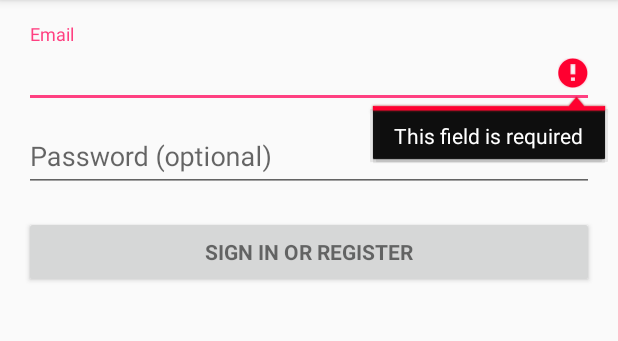
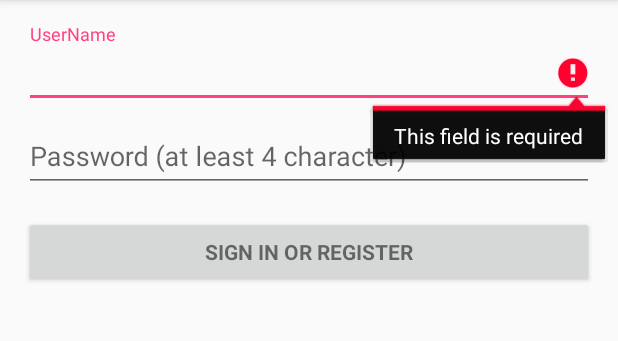
Before and after one commit to Jacksgong/grpc-android-kotlin, an Android app: the screen it shows after launch (LoginActivity), after a tap on "SIGN IN OR REGISTER", on a phone screen of 412 x 824 dp, the part 84-425 px from its top. Run offline under Robolectric (Android 15) with nearby library versions, the phone set to English and light mode, and no system bars; 2 statements that could not run were skipped.

Commit message:
refactor: optimize the login activity logic for more make sense

```diff
--- a/client-android/app/src/main/kotlin/cn/dreamtobe/grpc/client/activity/LoginActivity.kt
+++ b/client-android/app/src/main/kotlin/cn/dreamtobe/grpc/client/activity/LoginActivity.kt
@@ -33,20 +33,20 @@ class LoginActivity : AppCompatActivity(), LoaderCallbacks<Cursor> {
     private var mAuthTask: UserLoginTask? = null
 
     // UI references.
-    private var mEmailView: AutoCompleteTextView? = null
-    private var mPasswordView: EditText? = null
-    private var mProgressView: View? = null
-    private var mLoginFormView: View? = null
+    private lateinit var mUserNameView: AutoCompleteTextView
+    private lateinit var mPasswordView: EditText
+    private lateinit var mProgressView: View
+    private lateinit var mLoginFormView: View
 
     override fun onCreate(savedInstanceState: Bundle?) {
         super.onCreate(savedInstanceState)
         setContentView(R.layout.activity_login)
         // Set up the login form.
-        mEmailView = findViewById(R.id.email) as AutoCompleteTextView
+        mUserNameView = findViewById(R.id.username) as AutoCompleteTextView
         populateAutoComplete()
 
         mPasswordView = findViewById(R.id.password) as EditText
-        mPasswordView!!.setOnEditorActionListener(TextView.OnEditorActionListener { textView, id, keyEvent ->
+        mPasswordView.setOnEditorActionListener(TextView.OnEditorActionListener { textView, id, keyEvent ->
             if (id == R.id.login || id == EditorInfo.IME_NULL) {
                 attemptLogin()
                 return@OnEditorActionListener true
@@ -77,7 +77,7 @@ class LoginActivity : AppCompatActivity(), LoaderCallbacks<Cursor> {
             return true
         }
         if (shouldShowRequestPermissionRationale(READ_CONTACTS)) {
-            Snackbar.make(mEmailView!!, R.string.permission_rationale, Snackbar.LENGTH_INDEFINITE)
+            Snackbar.make(mUserNameView, R.string.permission_rationale, Snackbar.LENGTH_INDEFINITE)
                     .setAction(android.R.string.ok) { requestPermissions(arrayOf(READ_CONTACTS), REQUEST_READ_CONTACTS) }
         } else {
             requestPermissions(arrayOf(READ_CONTACTS), REQUEST_READ_CONTACTS)
@@ -109,31 +109,31 @@ class LoginActivity : AppCompatActivity(), LoaderCallbacks<Cursor> {
         }
 
         // Reset errors.
-        mEmailView!!.error = null
-        mPasswordView!!.error = null
+        mUserNameView.error = null
+        mPasswordView.error = null
 
         // Store values at the time of the login attempt.
-        val email = mEmailView!!.text.toString()
-        val password = mPasswordView!!.text.toString()
+        val email = mUserNameView.text.toString()
+        val password = mPasswordView.text.toString()
 
         var cancel = false
         var focusView: View? = null
 
         // Check for a valid password, if the user entered one.
         if (!TextUtils.isEmpty(password) && !isPasswordValid(password)) {
-            mPasswordView!!.error = getString(R.string.error_invalid_password)
+            mPasswordView.error = getString(R.string.error_invalid_password)
             focusView = mPasswordView
             cancel = true
         }
 
         // Check for a valid email address.
         if (TextUtils.isEmpty(email)) {
-            mEmailView!!.error = getString(R.string.error_field_required)
-            focusView = mEmailView
+            mUserNameView.error = getString(R.string.error_field_required)
+            focusView = mUserNameView
             cancel = true
         } else if (!isEmailValid(email)) {
-            mEmailView!!.error = getString(R.string.error_invalid_email)
-            focusView = mEmailView
+            mUserNameView.error = getString(R.string.error_invalid_email)
+            focusView = mUserNameView
             cancel = true
         }
 
@@ -169,26 +169,26 @@ class LoginActivity : AppCompatActivity(), LoaderCallbacks<Cursor> {
         if (Build.VERSION.SDK_INT >= Build.VERSION_CODES.HONEYCOMB_MR2) {
             val shortAnimTime = resources.getInteger(android.R.integer.config_shortAnimTime)
 
-            mLoginFormView!!.visibility = if (show) View.GONE else View.VISIBLE
-            mLoginFormView!!.animate().setDuration(shortAnimTime.toLong()).alpha(
+            mLoginFormView.visibility = if (show) View.GONE else View.VISIBLE
+            mLoginFormView.animate().setDuration(shortAnimTime.toLong()).alpha(
                     (if (show) 0 else 1).toFloat()).setListener(object : AnimatorListenerAdapter() {
                 override fun onAnimationEnd(animation: Animator) {
-                    mLoginFormView!!.visibility = if (show) View.GONE else View.VISIBLE
+                    mLoginFormView.visibility = if (show) View.GONE else View.VISIBLE
                 }
             })
 
-            mProgressView!!.visibility = if (show) View.VISIBLE else View.GONE
-            mProgressView!!.animate().setDuration(shortAnimTime.toLong()).alpha(
+            mProgressView.visibility = if (show) View.VISIBLE else View.GONE
+            mProgressView.animate().setDuration(shortAnimTime.toLong()).alpha(
                     (if (show) 1 else 0).toFloat()).setListener(object : AnimatorListenerAdapter() {
                 override fun onAnimationEnd(animation: Animator) {
-                    mProgressView!!.visibility = if (show) View.VISIBLE else View.GONE
+                    mProgressView.visibility = if (show) View.VISIBLE else View.GONE
                 }
             })
         } else {
             // The ViewPropertyAnimator APIs are not available, so simply show
             // and hide the relevant UI components.
-            mProgressView!!.visibility = if (show) View.VISIBLE else View.GONE
-            mLoginFormView!!.visibility = if (show) View.GONE else View.VISIBLE
+            mProgressView.visibility = if (show) View.VISIBLE else View.GONE
+            mLoginFormView.visibility = if (show) View.GONE else View.VISIBLE
         }
     }
 
@@ -227,7 +227,7 @@ class LoginActivity : AppCompatActivity(), LoaderCallbacks<Cursor> {
         val adapter = ArrayAdapter(this@LoginActivity,
                 android.R.layout.simple_dropdown_item_1line, emailAddressCollection)
 
-        mEmailView!!.setAdapter(adapter)
+        mUserNameView.setAdapter(adapter)
     }
 
 
@@ -258,7 +258,7 @@ class LoginActivity : AppCompatActivity(), LoaderCallbacks<Cursor> {
 
             // TODO: register the new account here.
             return DUMMY_CREDENTIALS
-                    .map { credential -> credential.split(":".toRegex()).dropLastWhile({ it.isEmpty() }).toTypedArray() }
+                    .map { credential -> credential.split(":".toRegex()).dropLastWhile(String::isEmpty).toTypedArray() }
                     .firstOrNull { it[0] == mEmail }
                     ?.let { // Account exists, return true if the password matches.
                         it[1] == mPassword
@@ -273,8 +273,8 @@ class LoginActivity : AppCompatActivity(), LoaderCallbacks<Cursor> {
             if (success!!) {
                 finish()
             } else {
-                mPasswordView!!.error = getString(R.string.error_incorrect_password)
-                mPasswordView!!.requestFocus()
+                mPasswordView.error = getString(R.string.error_incorrect_password)
+                mPasswordView.requestFocus()
             }
         }
 
--- a/client-android/app/src/main/res/layout/activity_login.xml
+++ b/client-android/app/src/main/res/layout/activity_login.xml
@@ -35,10 +35,10 @@
                 android:layout_height="wrap_content">
 
                 <AutoCompleteTextView
-                    android:id="@+id/email"
+                    android:id="@+id/username"
                     android:layout_width="match_parent"
                     android:layout_height="wrap_content"
-                    android:hint="@string/prompt_email"
+                    android:hint="@string/prompt_usermane"
                     android:inputType="textEmailAddress"
                     android:maxLines="1"
                     android:singleLine="true"/>
--- a/client-android/app/src/main/res/values/strings.xml
+++ b/client-android/app/src/main/res/values/strings.xml
@@ -2,8 +2,8 @@
     <string name="app_name">gRPCClient</string>
 
     <!-- Strings related to login -->
-    <string name="prompt_email">Email</string>
-    <string name="prompt_password">Password (optional)</string>
+    <string name="prompt_usermane">UserName</string>
+    <string name="prompt_password">Password (at least 4 character)</string>
     <string name="action_sign_in">Sign in or register</string>
     <string name="action_sign_in_short">Sign in</string>
     <string name="error_invalid_email">This email address is invalid</string>
```
